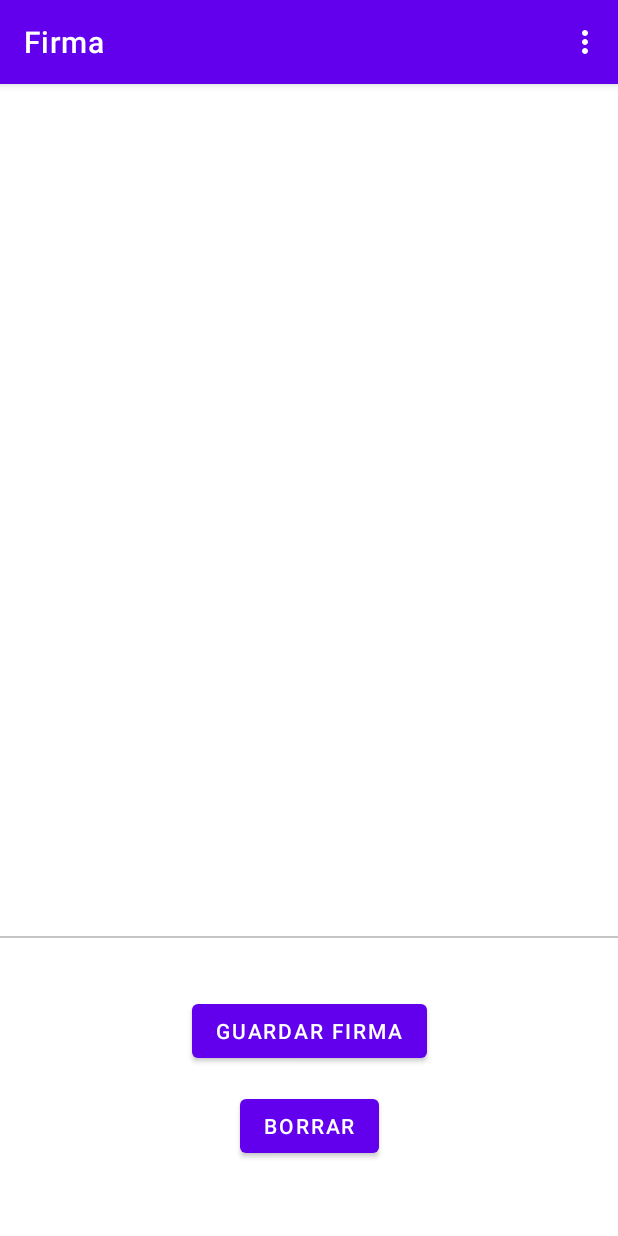
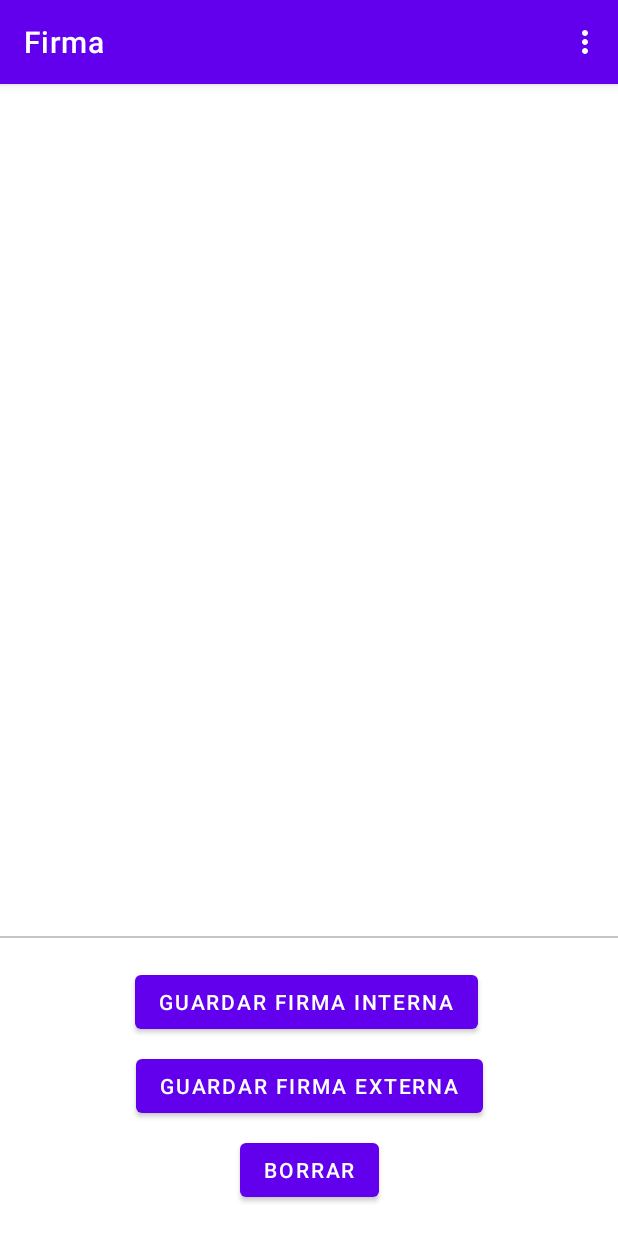
Before and after one commit to enriquefernandezchacon/DAM_PMDM_TO4, an Android app: the FirmaActivity screen opened directly, with no data from a screen before it, on a phone screen of 412 x 824 dp. Run offline under Robolectric (Android 15) with nearby library versions, the phone set to English and light mode, and no system bars.

Commit message:
Firma Finalizada

```diff
--- a/app/src/main/AndroidManifest.xml
+++ b/app/src/main/AndroidManifest.xml
@@ -3,7 +3,11 @@
     xmlns:tools="http://schemas.android.com/tools">
 
     <uses-permission android:name="android.permission.INTERNET"/>
+    <uses-permission android:name="android.permission.READ_EXTERNAL_STORAGE"/>
+    <uses-permission android:name="android.permission.WRITE_EXTERNAL_STORAGE"/>
+
     <application
+        android:requestLegacyExternalStorage="true"
         android:allowBackup="true"
         android:dataExtractionRules="@xml/data_extraction_rules"
         android:fullBackupContent="@xml/backup_rules"
--- a/app/src/main/java/com/example/pmdm_to4/MainActivity.java
+++ b/app/src/main/java/com/example/pmdm_to4/MainActivity.java
@@ -1,12 +1,17 @@
 package com.example.pmdm_to4;
 
 import androidx.appcompat.app.AppCompatActivity;
+import androidx.core.app.ActivityCompat;
+import androidx.core.content.ContextCompat;
 
+import android.app.Activity;
 import android.content.Intent;
+import android.content.pm.PackageManager;
 import android.os.Bundle;
 import android.widget.Button;
 
 public class MainActivity extends AppCompatActivity {
+
 
     @Override
     protected void onCreate(Bundle savedInstanceState) {
--- a/app/src/main/java/com/example/pmdm_to4/Pizzara.java
+++ b/app/src/main/java/com/example/pmdm_to4/Pizzara.java
@@ -6,15 +6,20 @@ import android.graphics.Canvas;
 import android.graphics.Color;
 import android.graphics.Paint;
 import android.graphics.Path;
+import android.os.Environment;
 import android.view.MotionEvent;
 import android.view.View;
 import android.widget.LinearLayout;
 import android.widget.SeekBar;
 import android.widget.TextView;
+import android.widget.Toast;
 
 import androidx.constraintlayout.widget.ConstraintLayout;
 
 import java.io.ByteArrayOutputStream;
+import java.io.File;
+import java.io.FileOutputStream;
+import java.io.IOException;
 import java.text.SimpleDateFormat;
 import java.util.Date;
 import java.util.Locale;
@@ -43,7 +48,27 @@ public class Pizzara extends View {
         paint.setColor(Color.BLACK);
         paint.setStrokeWidth(5f);
         paint.setStyle(Paint.Style.STROKE);
+
+        confSeekBar.setOnSeekBarChangeListener(new SeekBar.OnSeekBarChangeListener() {
+            @Override
+            public void onProgressChanged(SeekBar seekBar, int progress, boolean fromUser) {
+                paint.setStrokeWidth(progress);
+                invalidate();
+            }
+
+            @Override
+            public void onStartTrackingTouch(SeekBar seekBar) {
+
+            }
+
+            @Override
+            public void onStopTrackingTouch(SeekBar seekBar) {
+
+            }
+        });
     }
+
+
 
     @Override
     protected void onDraw(Canvas canvas) {
@@ -92,65 +117,49 @@ public class Pizzara extends View {
         invalidate();
     }
 
-    public String guardarFirma() {
+    public void guardarFirma(boolean interna) {
+        File file = null;
+        if (!interna) {
+            if (Environment.MEDIA_MOUNTED.equals(Environment.getExternalStorageState())) {
+                file = new File(Environment.getExternalStorageDirectory(), getNombreArchivo());
+            } else {
+                Toast.makeText(context, "No se encuentra una memoria externa", Toast.LENGTH_SHORT).show();
+            }
+        } else {
+            file = new File(getContext().getExternalFilesDir(null), getNombreArchivo());
+        }
+
+        if (file != null) {
+
+            try {
+                if(!file.exists()){ // Si no existe, crea el archivo.
+                    file.createNewFile();
+                }
+                FileOutputStream fos = new FileOutputStream(file);
+                fos.write(getData());
+                fos.close();
+                Toast.makeText(context, "Firma guardada en la memoria " + (interna ? "interna" : "externa") + " del teléfono", Toast.LENGTH_SHORT).show();
+            } catch (IOException e) {
+                e.printStackTrace();
+            }
+        } else {
+            Toast.makeText(context, "No se ha podido guardar la firma", Toast.LENGTH_SHORT).show();
+        }
+    }
+
+    private String getNombreArchivo() {
+        SimpleDateFormat sdf = new SimpleDateFormat("yyyyMMddHHmmss", Locale.getDefault());
+        String currentDateAndTime = sdf.format(new Date());
+        return "firma_" + currentDateAndTime + ".jpg";
+    }
+
+    private byte[] getData() {
         this.setDrawingCacheEnabled(true);
         this.buildDrawingCache(true);
         Bitmap bitmap = Bitmap.createBitmap(this.getDrawingCache());
 
-
         ByteArrayOutputStream baos = new ByteArrayOutputStream();
         bitmap.compress(Bitmap.CompressFormat.JPEG, 100, baos);
-        byte[] data = baos.toByteArray();
-        SimpleDateFormat sdf = new SimpleDateFormat("yyyyMMddHHmmss", Locale.getDefault());
-        String currentDateAndTime = sdf.format(new Date());
-        String fileName = "firma_" + currentDateAndTime + ".jpg";
-        String baseUrl = String.valueOf(context.getFilesDir());
-        return fileName;
-        /*try {
-            File file = new File(baseUrl + "/" + fileName);
-            FileOutputStream fos = new FileOutputStream(file);
-            fos.write(data);
-            fos.close();
-        } catch (IOException e) {
-            e.printStackTrace();
-        }*/
+        return baos.toByteArray();
     }
-
-    // Método que se encarga de descargar la firma.
-    /*private void janto() {
-        // Comprobamos si la firma está vacía
-        /*if (this.isEmpty()) {
-            Toast.makeText(getApplicationContext(), R.string.firmaVacia, Toast.LENGTH_SHORT).show();
-            return;
-        }
-        // Permitimos que la vista se guarde en caché
-        this.setDrawingCacheEnabled(true);
-        // Obtenemos la imagen de la vista
-        Bitmap signatureBitmap = this.getDrawingCache();
-        // Creamos un objeto SimpleDateFormat con un formato de fecha específico y una localización local.
-        SimpleDateFormat sdf = new SimpleDateFormat("yyyyMMddHHmmss", Locale.getDefault());
-        // Formateamosla fecha actual en una cadena con el formato especificado.
-        String currentDateAndTime = sdf.format(new Date());
-        // Creamos el nombre del archivo con la fecha y hora actual
-        String fileName = "firma_" + currentDateAndTime + ".jpg";
-        // Verificamos si la memoria externa está disponible para escribir
-        if (Environment.MEDIA_MOUNTED.equals(Environment.getExternalStorageState())) {
-            // Obtenemos la ruta de la memoria externa
-            File externalStorageDirectory = context.getExternalFilesDir(null);
-            // Creamos un objeto File con la ruta y el nombre del archivo
-            File signatureFile = new File(externalStorageDirectory, fileName);
-            try {
-                // Creamos un objeto FileOutputStream para escribir la imagen de la firma en el archivo.
-                FileOutputStream fos = new FileOutputStream(signatureFile);
-                // Comprimimos la imagen de la firma en el archivo
-                signatureBitmap.compress(Bitmap.CompressFormat.JPEG, 100, fos);
-                // Cerramos el objeto FileOutputStream.
-                fos.close();
-                // Mostramos un mensaje con la ruta del archivo
-                Toast.makeText(context.getApplicationContext(), context.getString(R.string.firmaGuardada) + signatureFile.getAbsolutePath(), Toast.LENGTH_SHORT).show();
-            } catch (IOException e) {
-                e.printStackTrace();
-            }
-        }
-    }*/
 }
--- a/app/src/main/res/layout/activity_firma.xml
+++ b/app/src/main/res/layout/activity_firma.xml
@@ -84,25 +84,36 @@
     </LinearLayout>
 
     <Button
-        android:id="@+id/btGuardarFirma"
+        android:id="@+id/btGuardarFirmaInterna"
         android:layout_width="wrap_content"
         android:layout_height="wrap_content"
-        android:text="@string/firma_boton_guardar"
-        app:layout_constraintBottom_toBottomOf="parent"
+        android:layout_marginTop="20dp"
+        android:text="@string/firma_boton_guardar_interna"
+        app:layout_constraintBottom_toBottomOf="@+id/btBorrarFirma"
+        app:layout_constraintEnd_toEndOf="parent"
+        app:layout_constraintHorizontal_bias="0.491"
+        app:layout_constraintStart_toStartOf="parent"
+        app:layout_constraintTop_toBottomOf="@+id/layoutFirma"
+        app:layout_constraintVertical_bias="0.0" />
+
+    <Button
+        android:id="@+id/btGuardarFirmaExterna"
+        android:layout_width="wrap_content"
+        android:layout_height="wrap_content"
+        android:text="@string/firma_boton_guardar_externa"
+        app:layout_constraintBottom_toTopOf="@+id/btBorrarFirma"
         app:layout_constraintEnd_toEndOf="parent"
         app:layout_constraintStart_toStartOf="parent"
-        app:layout_constraintTop_toBottomOf="@+id/layoutFirma"
-        app:layout_constraintVertical_bias="0.26" />
+        app:layout_constraintTop_toBottomOf="@+id/btGuardarFirmaInterna" />
 
     <Button
         android:id="@+id/btBorrarFirma"
         android:layout_width="wrap_content"
         android:layout_height="wrap_content"
+        android:layout_marginBottom="20dp"
         android:text="@string/firma_boton_borrar"
         app:layout_constraintBottom_toBottomOf="parent"
         app:layout_constraintEnd_toEndOf="parent"
-        app:layout_constraintStart_toStartOf="parent"
-        app:layout_constraintTop_toBottomOf="@+id/btGuardarFirma"
-        app:layout_constraintVertical_bias="0.24000001" />
+        app:layout_constraintStart_toStartOf="parent" />
 
 </androidx.constraintlayout.widget.ConstraintLayout>
--- a/app/src/main/res/values/strings.xml
+++ b/app/src/main/res/values/strings.xml
@@ -12,7 +12,8 @@
     <string name="actionbar_traductor">Traductor por voz</string>
 
     <string name="firma_boton_borrar">Borrar</string>
-    <string name="firma_boton_guardar">Guardar Firma</string>
+    <string name="firma_boton_guardar_interna">Guardar Firma Interna</string>
+    <string name="firma_boton_guardar_externa">Guardar Firma Externa</string>
     <string name="firma_configuracion_titulo">Configuración de la firma</string>
     <string name="firma_configuracion_tamano">Tamaño del trazo</string>
 </resources>
```
Also changed, not shown: app/src/main/java/com/example/pmdm_to4/FirmaActivity.java (+25 -9 lines).
